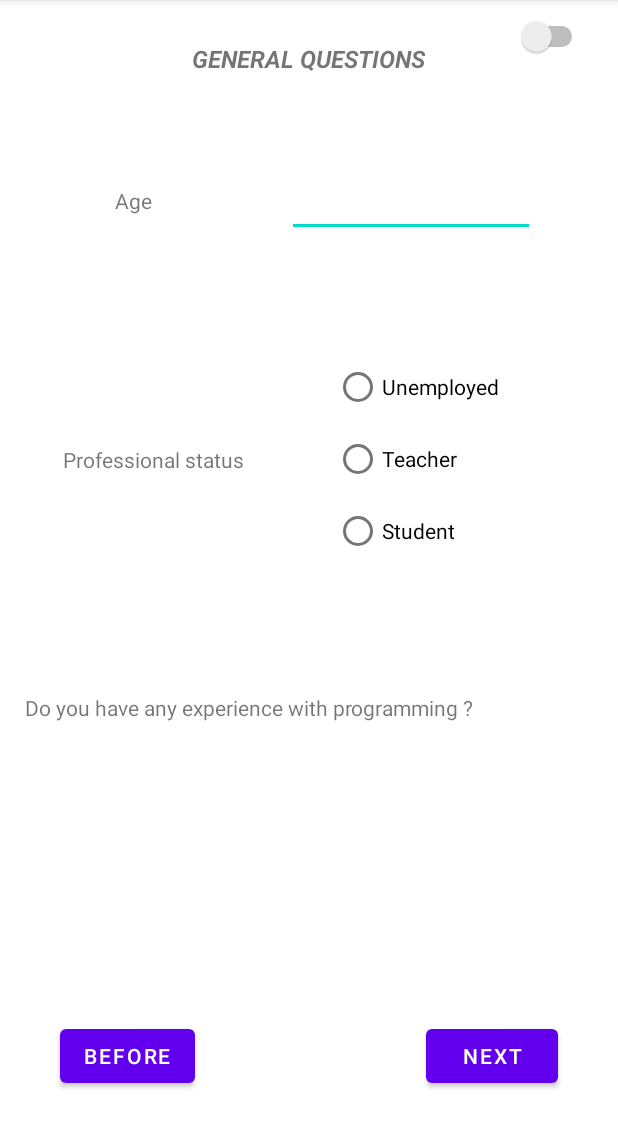
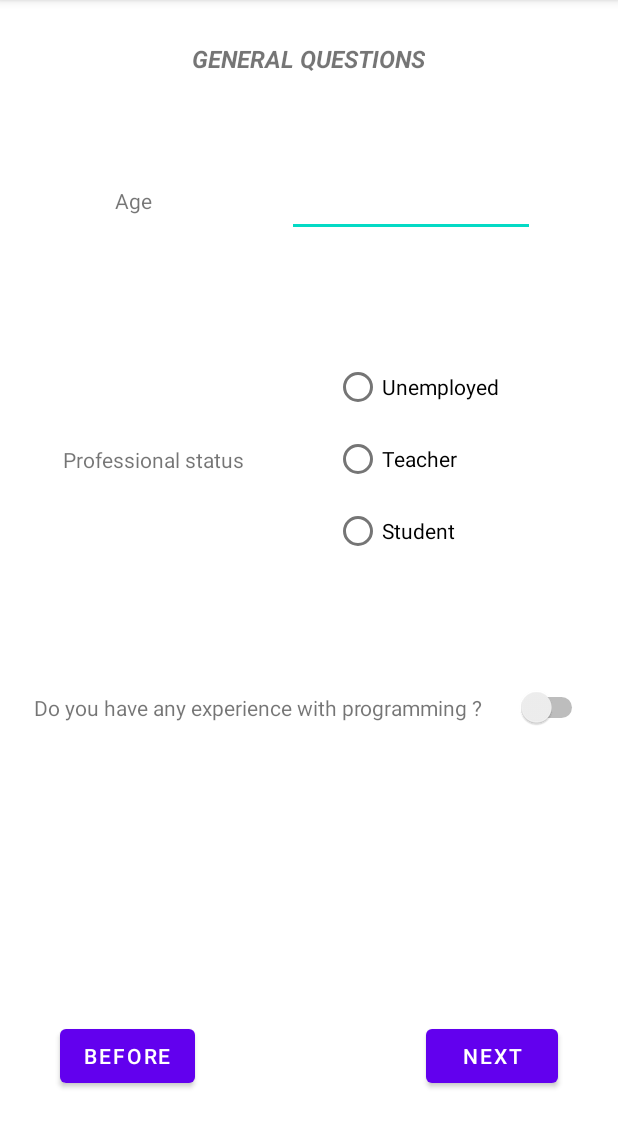
Before and after one commit to lone0s/AndroidForm, an Android app: the GeneralQuestions1 screen opened directly, with no data from a screen before it, on a phone screen of 412 x 824 dp, the part 84-1232 px from its top. Run offline under Robolectric (Android 15) with nearby library versions, the phone set to English and light mode, and no system bars.

Commit message:
added fixed part1's landscape layout constraints

```diff
--- a/app/src/main/res/layout-land/activity_general_questions_1.xml
+++ b/app/src/main/res/layout-land/activity_general_questions_1.xml
@@ -30,13 +30,15 @@
     <EditText
         android:id="@+id/ageInput"
         android:layout_width="165dp"
-        android:layout_height="45dp"
+        android:layout_height="48dp"
         android:ems="10"
         android:inputType="number"
         android:minHeight="48dp"
+        app:layout_constraintBottom_toBottomOf="@+id/include"
         app:layout_constraintEnd_toStartOf="@+id/statusLabel"
         app:layout_constraintStart_toStartOf="parent"
-        tools:layout_editor_absoluteY="101dp" />
+        app:layout_constraintTop_toBottomOf="@+id/activityName"
+        app:layout_constraintVertical_bias="0.19999999" />
 
     <TextView
         android:id="@+id/ageLabel"
@@ -54,9 +56,10 @@
         android:layout_width="wrap_content"
         android:layout_height="wrap_content"
         android:layout_marginEnd="38dp"
-        app:layout_constraintBottom_toTopOf="@+id/inputProgYears"
+        app:layout_constraintBottom_toBottomOf="@+id/include"
         app:layout_constraintEnd_toEndOf="parent"
-        app:layout_constraintTop_toTopOf="@+id/include">
+        app:layout_constraintTop_toTopOf="@+id/include"
+        app:layout_constraintVertical_bias="0.25">
 
         <RadioButton
             android:id="@+id/status_rb_1"
@@ -95,7 +98,7 @@
     <EditText
         android:id="@+id/inputProgYears"
         android:layout_width="73dp"
-        android:layout_height="40dp"
+        android:layout_height="48dp"
         android:layout_marginEnd="48dp"
         android:ems="10"
         android:inputType="number"
@@ -107,26 +110,30 @@
         android:id="@+id/switchProgExp"
         android:layout_width="wrap_content"
         android:layout_height="wrap_content"
+        android:layout_marginEnd="20dp"
+        android:minWidth="48dp"
+        android:minHeight="48dp"
         app:layout_constraintBottom_toBottomOf="@+id/labelProgExp"
-        app:layout_constraintTop_toTopOf="@+id/labelProgExp"
-        tools:layout_editor_absoluteX="365dp" />
+        app:layout_constraintEnd_toStartOf="@+id/statusLabel"
+        app:layout_constraintTop_toTopOf="@+id/labelProgExp" />
 
     <TextView
         android:id="@+id/labelProgExp"
         android:layout_width="wrap_content"
         android:layout_height="wrap_content"
-        android:text="Do you have any experience with programming ?"
+        android:text="@string/labelProgExp"
         app:layout_constraintBottom_toBottomOf="parent"
         app:layout_constraintEnd_toStartOf="@+id/switchProgExp"
         app:layout_constraintStart_toStartOf="parent"
-        app:layout_constraintTop_toBottomOf="@+id/ageInput" />
+        app:layout_constraintTop_toBottomOf="@+id/ageInput"
+        app:layout_constraintVertical_bias="0.38" />
 
     <TextView
         android:id="@+id/labelProgYears"
         android:layout_width="wrap_content"
         android:layout_height="wrap_content"
         android:layout_marginStart="30dp"
-        android:text="For how many years?"
+        android:text="@string/labelProgYears"
         app:layout_constraintBottom_toBottomOf="@+id/switchProgExp"
         app:layout_constraintEnd_toStartOf="@+id/inputProgYears"
         app:layout_constraintHorizontal_bias="0.157"
--- a/app/src/main/res/layout/activity_general_questions_1.xml
+++ b/app/src/main/res/layout/activity_general_questions_1.xml
@@ -103,9 +103,8 @@
         android:layout_width="wrap_content"
         android:layout_height="wrap_content"
         android:layout_marginTop="84dp"
-        android:text="Do you have any experience with programming ?"
-        app:layout_constraintEnd_toEndOf="parent"
-        app:layout_constraintHorizontal_bias="0.145"
+        android:text="@string/labelProgExp"
+        app:layout_constraintEnd_toStartOf="@+id/switchProgExp"
         app:layout_constraintStart_toStartOf="parent"
         app:layout_constraintTop_toBottomOf="@+id/radioGroup" />
 
@@ -115,7 +114,7 @@
         android:layout_height="wrap_content"
         android:layout_marginTop="68dp"
         android:layout_marginEnd="32dp"
-        android:text="For how many years?"
+        android:text="@string/labelProgYears"
         app:layout_constraintEnd_toStartOf="@+id/inputProgYears"
         app:layout_constraintTop_toBottomOf="@+id/labelProgExp" />
 
@@ -136,10 +135,11 @@
         android:id="@+id/switchProgExp"
         android:layout_width="wrap_content"
         android:layout_height="wrap_content"
-        android:layout_marginStart="344dp"
+        android:layout_marginEnd="20dp"
         android:minWidth="48dp"
         android:minHeight="48dp"
-        app:layout_constraintStart_toStartOf="parent"
-        tools:layout_editor_absoluteY="437dp" />
+        app:layout_constraintBottom_toBottomOf="@+id/labelProgExp"
+        app:layout_constraintEnd_toEndOf="parent"
+        app:layout_constraintTop_toTopOf="@+id/labelProgExp" />
 
 </androidx.constraintlayout.widget.ConstraintLayout>
--- a/app/src/main/res/values/strings.xml
+++ b/app/src/main/res/values/strings.xml
@@ -23,4 +23,6 @@
     <string name="labelLie">Did you lie to any questions ?</string>
     <string name="toggleLieDetectorFalse">no</string>
     <string name="toggleLieDetectorTrue">yes</string>
+    <string name="labelProgExp">Do you have any experience with programming ?</string>
+    <string name="labelProgYears">For how many years?</string>
 </resources>
```
